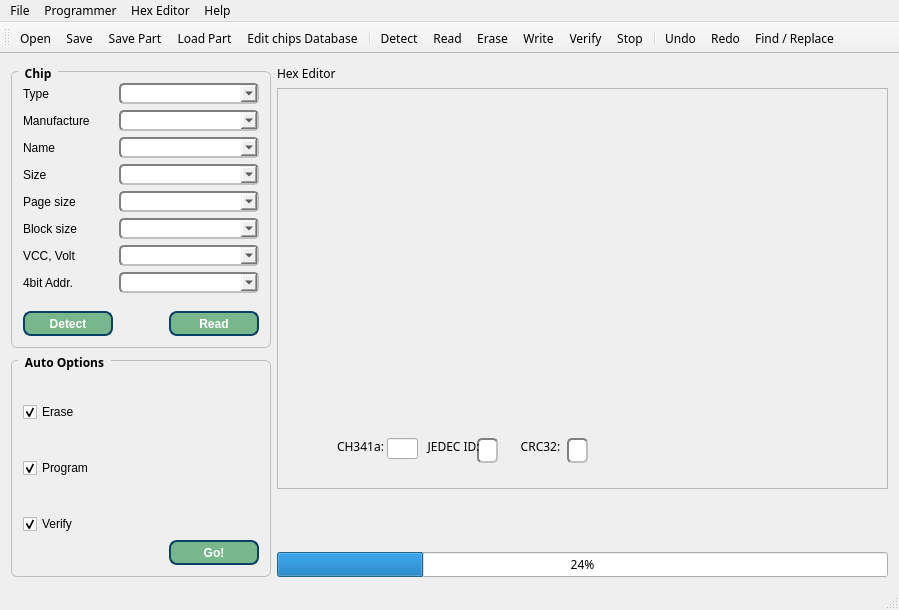
This is IMSProg_programmer/mainwindow.ui in bigbigmdm/IMSProg as Qt 5 draws it before an edit. The edited form follows.
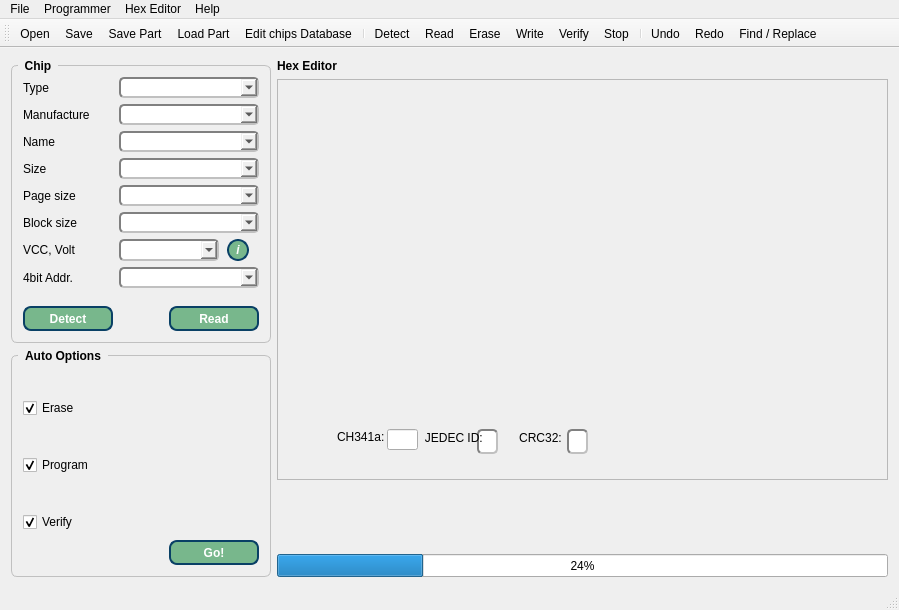
This is the edited form. Icons and pictures are not drawn.

```diff
--- a/IMSProg_programmer/mainwindow.ui
+++ b/IMSProg_programmer/mainwindow.ui
@@ -18,7 +18,7 @@
   </property>
   <property name="font">
    <font>
-    <family>Ubuntu Mono</family>
+    <family>Ubuntu</family>
    </font>
   </property>
   <property name="windowTitle">
@@ -194,19 +194,6 @@
            </property>
           </widget>
          </item>
-         <item row="6" column="1">
-          <widget class="QComboBox" name="comboBox_vcc">
-           <property name="minimumSize">
-            <size>
-             <width>111</width>
-             <height>21</height>
-            </size>
-           </property>
-           <property name="styleSheet">
-            <string notr="true">border: 2px solid gray;border-radius: 5px;font-weight:600;border-style: inset;</string>
-           </property>
-          </widget>
-         </item>
          <item row="7" column="0">
           <widget class="QLabel" name="label_8">
            <property name="styleSheet">
@@ -311,6 +298,87 @@
            </item>
           </layout>
          </item>
+         <item row="6" column="1">
+          <layout class="QHBoxLayout" name="horizontalLayout_6">
+           <property name="spacing">
+            <number>8</number>
+           </property>
+           <property name="sizeConstraint">
+            <enum>QLayout::SetDefaultConstraint</enum>
+           </property>
+           <property name="leftMargin">
+            <number>0</number>
+           </property>
+           <property name="rightMargin">
+            <number>0</number>
+           </property>
+           <property name="bottomMargin">
+            <number>0</number>
+           </property>
+           <item>
+            <widget class="QComboBox" name="comboBox_vcc">
+             <property name="minimumSize">
+              <size>
+               <width>100</width>
+               <height>22</height>
+              </size>
+             </property>
+             <property name="maximumSize">
+              <size>
+               <width>22</width>
+               <height>22</height>
+              </size>
+             </property>
+             <property name="font">
+              <font>
+               <weight>75</weight>
+               <italic>false</italic>
+               <bold>true</bold>
+               <stylestrategy>PreferDefault</stylestrategy>
+              </font>
+             </property>
+             <property name="layoutDirection">
+              <enum>Qt::LeftToRight</enum>
+             </property>
+             <property name="styleSheet">
+              <string notr="true">border: 2px solid gray;border-radius: 5px;font-weight:600;border-style: inset;</string>
+             </property>
+            </widget>
+           </item>
+           <item>
+            <widget class="QPushButton" name="pushButton_4">
+             <property name="minimumSize">
+              <size>
+               <width>22</width>
+               <height>22</height>
+              </size>
+             </property>
+             <property name="maximumSize">
+              <size>
+               <width>22</width>
+               <height>22</height>
+              </size>
+             </property>
+             <property name="font">
+              <font>
+               <weight>75</weight>
+               <italic>true</italic>
+               <bold>true</bold>
+              </font>
+             </property>
+             <property name="styleSheet">
+              <string notr="true">color: rgb(255, 255, 255);
+background-color: rgb(120, 183, 140);
+border-radius: 20px;
+border: 2px solid #094065;border-radius:11px;font-weight:600;</string>
+             </property>
+             <property name="text">
+              <string>i</string>
+             </property>
+            </widget>
+           </item>
+          </layout>
+         </item>
         </layout>
        </widget>
       </item>
@@ -452,6 +520,13 @@
             <height>11</height>
            </size>
           </property>
+          <property name="font">
+           <font>
+            <family>Ubuntu</family>
+            <weight>75</weight>
+            <bold>true</bold>
+           </font>
+          </property>
           <property name="text">
            <string>Hex Editor</string>
           </property>
@@ -616,7 +691,7 @@
      <x>0</x>
      <y>0</y>
      <width>899</width>
-     <height>23</height>
+     <height>21</height>
     </rect>
    </property>
    <widget class="QMenu" name="menuFile">
```
